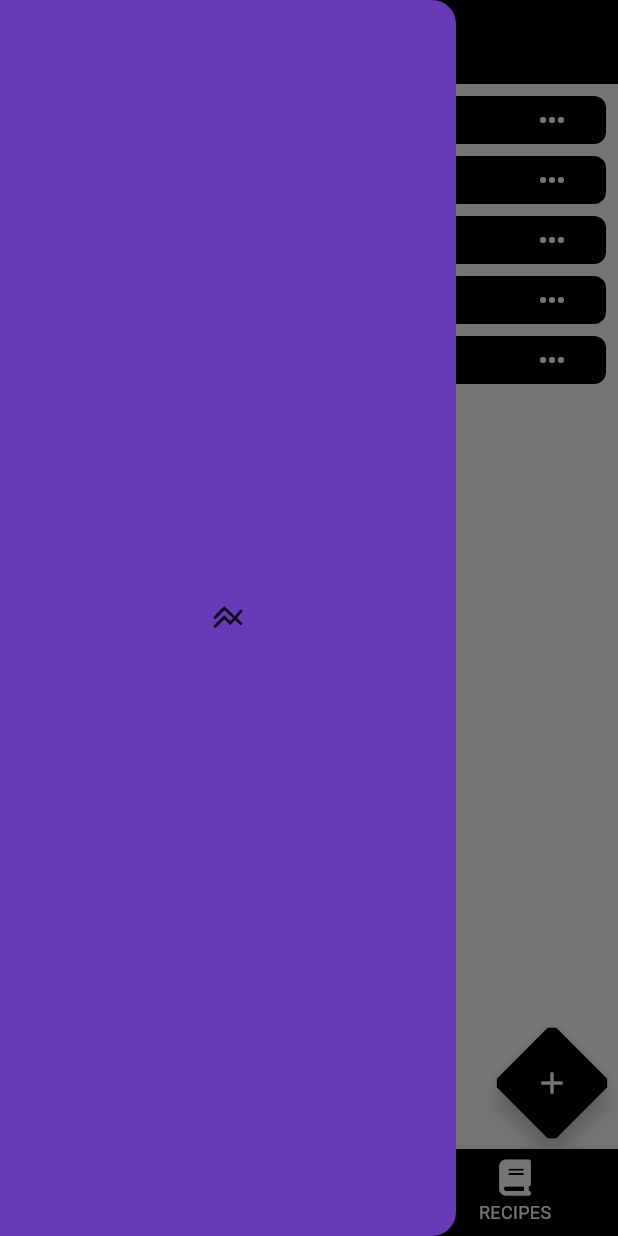
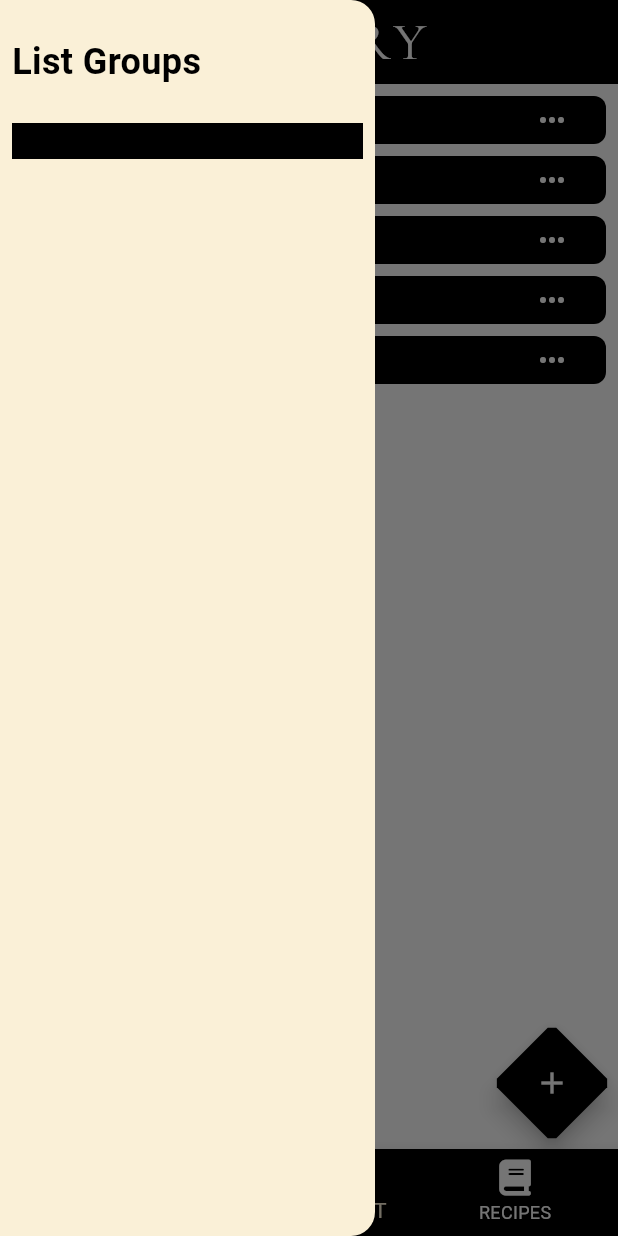
Before and after one commit to IVal37/PantryApp, a Flutter app: the ShoppingListScreen screen opened directly, with the side drawer open, on a phone screen of 412 x 824 dp. Run offline on Flutter 3.47's test engine with Material 3 defaults, Android fonts, the phone set to English and light mode, and no system bars; our stand-ins replace font_awesome_flutter, google_fonts; Roboto replaces fonts that are missing (Times New Roman).

Commit message:
fixed screen transitions for bottomnavbar

```diff
--- /dev/null
+++ b/frontend/lib/constants/funcs.dart
@@ -0,0 +1,8 @@
+// Packages
+import 'package:flutter/material.dart';
+
+Route noTransitionRoute(Widget page) => PageRouteBuilder(
+  pageBuilder: (_, __, ___) => page,
+  transitionDuration: Duration.zero,
+  reverseTransitionDuration: Duration.zero,
+);
--- a/frontend/lib/screens/shopping_list/shopping_list_screen.dart
+++ b/frontend/lib/screens/shopping_list/shopping_list_screen.dart
@@ -9,6 +9,7 @@ import 'util/list_info.dart';
 import 'util/list_item.dart';
 import '../../constants/colors.dart';
 import '../../constants/widgets.dart';
+import '../../constants/funcs.dart';
 
 class ShoppingListScreen extends StatefulWidget {
   const ShoppingListScreen({super.key});
@@ -78,30 +79,50 @@ class _ShoppingListScreenState extends State<ShoppingListScreen> {
         currIndex: 1,
         onItemTap: (index) {
           if(index == 0) {
-            Navigator.pushReplacement(
-              context,
-              MaterialPageRoute(builder: (context) => IngredientScreen()));
+            Navigator.pushReplacement(context, noTransitionRoute(IngredientScreen()));
           }
           if(index == 2) {
-            Navigator.pushReplacement(
-              context,
-              MaterialPageRoute(builder: (context) => RecipeScreen())
-            );
+            Navigator.pushReplacement(context, noTransitionRoute(RecipeScreen()));
           }
         }
       ),
       drawer: Drawer(
-        backgroundColor: Colors.deepPurple,
-        child: Icon(
-          Icons.line_axis,
+        backgroundColor: shoppingListColor,
+        width: 250.0,
+        child: Padding(
+          padding: const EdgeInsets.symmetric(horizontal: 8.0),
+          child: Column(
+            crossAxisAlignment: CrossAxisAlignment.start,
+            children: [
+              Padding(
+                padding: const EdgeInsets.symmetric(vertical: 24.0),
+                child: Text(
+                  "List Groups",
+                  style: TextStyle(
+                    color: bgBlack,
+                    fontSize: 24.0,
+                    fontFamily: "Times New Roman",
+                    fontWeight: FontWeight.bold,
+                  ),
+                ),
+              ),
+              Container(
+                width: double.infinity,
+                height: 24.0,
+                color: bgBlack,
+                child: GestureDetector(
+                ),
+              )
+            ],
+          ),
         ),
       ),
       body: ListView.builder(
-        itemCount: listList.length,
+        itemCount: currList[currListIndex].length,
         itemBuilder: (context, index) {
           return ListWidget(
-            listName: listList[index].name,
-            listContent: listList[index].items,
+            listName: currList[currListIndex][index].name,
+            listContent: currList[currListIndex][index].items,
             onFavorite: () {
               setState(() {
                 listList[index].toggleFavorite();
@@ -121,16 +142,16 @@ class _ShoppingListScreenState extends State<ShoppingListScreen> {
               setState(() {
                 for(int i = 0; i < listList.length; i++) {
                   if(i == index) {
-                    listList[index].toggleDropdown();
+                    currList[currListIndex][index].toggleDropdown();
                     continue;
                   }
-                  listList[i].setDropdown(false);
+                  currList[currListIndex][i].setDropdown(false);
                 }
               });
             },
             // Getters
             getIsExpanded: () {
-              return listList[index].isDropdown;
+              return currList[currListIndex][index].isDropdown;
             },
             getIsFavorite: () {
               return listList[index].isFavorite;
```
Also changed, not shown: frontend/lib/screens/ingredients/ingredient_screen.dart (+3 -21 lines), frontend/lib/screens/recipes/recipe_screen.dart (+4 -8 lines).
